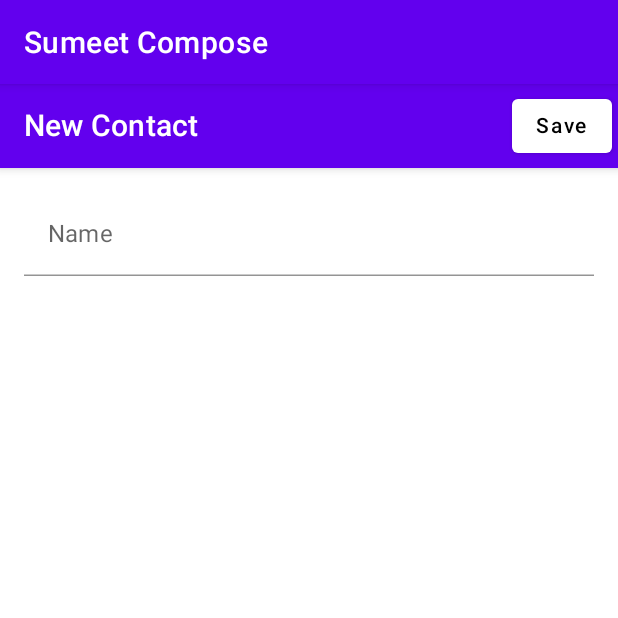
After one commit to samigehi/AndroidCleanArchitecture, an Android app built with Jetpack Compose: the CreateContactFragment screen opened through its navigation route, on a phone screen of 412 x 824 dp, the top half of it. The commit adds this screen. Run offline under Robolectric (Android 15) with nearby library versions, the phone set to English and light mode, and no system bars; our stand-ins replace Dagger/Hilt's generated code.

Commit message:
added example for compose with fragments and navigation controller

```diff
--- a/app/build.gradle
+++ b/app/build.gradle
@@ -51,6 +51,7 @@ dependencies {
     implementation "androidx.core:core-ktx:$core_ktx_version"
     //implementation("androidx.appcompat:appcompat:$appcompat_version")
 
+    implementation "androidx.appcompat:appcompat:1.3.1" // 1.7.0 is not compatible with below libs
     implementation "com.google.android.material:material:$material_version"
     implementation "androidx.constraintlayout:constraintlayout:$constraint_version"
 
@@ -69,6 +70,8 @@ dependencies {
     // for navigation and fragment
     implementation "androidx.navigation:navigation-compose:$navigation_version"
     implementation "androidx.core:core-ktx:$appcompat_version"
+    implementation "androidx.fragment:fragment-ktx:$core_ktx_version"
+    implementation "androidx.navigation:navigation-fragment-ktx:$navigation_version"
     implementation "androidx.navigation:navigation-ui-ktx:$navigation_version"
 
     // for local database
@@ -83,6 +86,7 @@ dependencies {
     kapt("com.google.dagger:hilt-android-compiler:$hilt_version")
     //implementation("androidx.hilt:hilt-navigation-compose:$compose_core_version")
     //implementation("androidx.hilt:hilt-lifecycle-viewmodel:1.0.0")
+    implementation("androidx.hilt:hilt-navigation-fragment:1.0.0")
 
 
     // Networking
--- a/app/src/main/AndroidManifest.xml
+++ b/app/src/main/AndroidManifest.xml
@@ -24,6 +24,7 @@
         </activity>
 
         <activity android:name=".app.main.MainComposeActivity" />
+        <activity android:name=".app.main.MainFragmentActivity" />
 
     </application>
 
--- /dev/null
+++ b/app/src/main/java/com/samigehi/koin/app/contacts/fragment/ContactListFragment.kt
@@ -0,0 +1,75 @@
+package com.samigehi.koin.app.contacts.fragment
+
+import android.os.Bundle
+import android.view.LayoutInflater
+import android.view.View
+import android.view.ViewGroup
+import androidx.compose.foundation.layout.*
+import androidx.compose.foundation.lazy.LazyColumn
+import androidx.compose.foundation.lazy.items
+import androidx.compose.material.*
+import androidx.compose.runtime.Composable
+import androidx.compose.runtime.LaunchedEffect
+import androidx.compose.ui.Modifier
+import androidx.compose.ui.platform.ComposeView
+import androidx.compose.ui.unit.dp
+import androidx.hilt.navigation.fragment.hiltNavGraphViewModels
+import androidx.navigation.NavController
+import androidx.navigation.findNavController
+import com.samigehi.koin.R
+import com.samigehi.koin.app.base.BaseFragment
+import com.samigehi.koin.app.contacts.viewmodel.ListContactsViewModel
+
+/**
+ * example to use compose with Fragment
+ * @author Sumeet Kumar
+ */
+class ContactListFragment : BaseFragment() {
+
+    val viewModel: ListContactsViewModel by hiltNavGraphViewModels(R.id.navigation_main)
+
+    override fun onCreateView(inflater: LayoutInflater, container: ViewGroup?, savedInstanceState: Bundle?): View? {
+        return ComposeView(requireContext()).apply {
+            setContent {
+                ContactListView(findNavController(), viewModel)
+            }
+        }
+    }
+
+    @Composable
+    fun ContactListView(navController: NavController, vm: ListContactsViewModel) {
+
+        LaunchedEffect(Unit) {
+            doInBackground {
+                vm.getContacts()
+            }
+        }
+
+        Scaffold(topBar = {
+            TopAppBar(title = {
+                Text("Contacts")
+            }, actions = {
+                Button(
+                    colors = ButtonDefaults.buttonColors(backgroundColor = MaterialTheme.colors.primaryVariant),
+                    onClick = {
+                        navController.navigate(R.id.action_list_fragment_to_create_fragment)
+                    }) {
+                    Text("Add")
+                }
+            })
+        }) { padding ->
+            Column(modifier = Modifier.padding(16.dp)) {
+                LazyColumn(modifier = Modifier.fillMaxHeight()) {
+                    items(vm.contacts) { item ->
+                        Row(modifier = Modifier.padding(16.dp)) {
+                            Text(item.id)
+                            Spacer(Modifier.width(5.dp))
+                            Text(item.name)
+                        }
+                        Divider()
+                    }
+                }
+            }
+        }
+    }
+}
--- /dev/null
+++ b/app/src/main/java/com/samigehi/koin/app/contacts/fragment/CreateContactFragment.kt
@@ -0,0 +1,82 @@
+package com.samigehi.koin.app.contacts.fragment
+
+import android.os.Bundle
+import android.view.LayoutInflater
+import android.view.View
+import android.view.ViewGroup
+import androidx.compose.foundation.layout.Column
+import androidx.compose.foundation.layout.fillMaxSize
+import androidx.compose.foundation.layout.padding
+import androidx.compose.material.*
+import androidx.compose.runtime.Composable
+import androidx.compose.ui.Alignment
+import androidx.compose.ui.Modifier
+import androidx.compose.ui.platform.ComposeView
+import androidx.compose.ui.unit.dp
+import androidx.hilt.navigation.fragment.hiltNavGraphViewModels
+import androidx.navigation.NavController
+import androidx.navigation.findNavController
+import com.samigehi.koin.R
+import com.samigehi.koin.app.base.BaseFragment
+import com.samigehi.koin.app.components.TextInput
+import com.samigehi.koin.app.contacts.viewmodel.CreateContactViewModel
+
+/**
+ * example to use compose with Fragment
+ * @author Sumeet Kumar
+ */
+class CreateContactFragment : BaseFragment() {
+
+    val viewModel: CreateContactViewModel by hiltNavGraphViewModels(R.id.navigation_main)
+
+    override fun onCreateView(inflater: LayoutInflater, container: ViewGroup?, savedInstanceState: Bundle?): View? {
+        return ComposeView(requireContext()).apply {
+            setContent {
+                CreateContactView(findNavController(), viewModel)
+            }
+        }
+    }
+
+    @Composable
+    fun CreateContactView(
+        navController: NavController,
+        vm: CreateContactViewModel
+    ) {
+        Scaffold(
+            topBar = {
+                TopAppBar(
+                    title = {
+                        Text("New Contact")
+                    }, actions = {
+                        Button(
+                            colors = ButtonDefaults.buttonColors(backgroundColor = MaterialTheme.colors.background),
+                            onClick = {
+                                doInBackground {
+                                    vm.createContact()
+                                    doOnUI {
+                                        navController.popBackStack()
+                                    }
+                                }
+
+                            }) {
+                            Text("Save")
+                        }
+                    }
+                )
+            }
+
+        )
+        { padding ->
+            Column(
+                horizontalAlignment = Alignment.CenterHorizontally,
+                modifier = Modifier
+                    .fillMaxSize()
+                    .padding(16.dp)
+            ) {
+                TextInput(vm.name, { value -> vm.onNameChange(value) }, "Name")
+            }
+        }
+    }
+
+
+}
--- /dev/null
+++ b/app/src/main/java/com/samigehi/koin/app/main/MainFragmentActivity.kt
@@ -0,0 +1,20 @@
+package com.samigehi.koin.app.main
+
+import android.os.Bundle
+import androidx.appcompat.app.AppCompatActivity
+import androidx.navigation.fragment.NavHostFragment
+import com.samigehi.koin.R
+import dagger.hilt.android.AndroidEntryPoint
+
+// use fragments and compose
+
+@AndroidEntryPoint
+class MainFragmentActivity : AppCompatActivity() {
+    override fun onCreate(savedInstanceState: Bundle?) {
+        super.onCreate(savedInstanceState)
+        setContentView(R.layout.activity_main)
+        //val navHostFragment = supportFragmentManager.findFragmentById(R.id.nav_host_fragment) as NavHostFragment
+        // val controller = findNavController(R.id.navigation_main)
+        //val navController = navHostFragment.navController
+    }
+}
--- a/app/src/main/res/layout/activity_main.xml
+++ b/app/src/main/res/layout/activity_main.xml
@@ -1,18 +1,19 @@
 <?xml version="1.0" encoding="utf-8"?>
 <androidx.constraintlayout.widget.ConstraintLayout xmlns:android="http://schemas.android.com/apk/res/android"
     xmlns:app="http://schemas.android.com/apk/res-auto"
-    xmlns:tools="http://schemas.android.com/tools"
     android:layout_width="match_parent"
-    android:layout_height="match_parent"
-    tools:context="com.samigehi.koin.ui.main.MainActivity">
+    android:layout_height="match_parent">
 
-    <TextView
-        android:layout_width="wrap_content"
-        android:layout_height="wrap_content"
-        android:text="Hello World!"
+    <androidx.fragment.app.FragmentContainerView
+        android:id="@+id/nav_host_fragment"
+        android:name="androidx.navigation.fragment.NavHostFragment"
+        android:layout_width="0dp"
+        android:layout_height="0dp"
+        app:defaultNavHost="true"
+        app:layout_constraintEnd_toEndOf="parent"
+        app:layout_constraintStart_toStartOf="parent"
         app:layout_constraintBottom_toBottomOf="parent"
-        app:layout_constraintLeft_toLeftOf="parent"
-        app:layout_constraintRight_toRightOf="parent"
-        app:layout_constraintTop_toTopOf="parent" />
+        app:layout_constraintTop_toTopOf="parent"
+        app:navGraph="@navigation/navigation_main" />
 
 </androidx.constraintlayout.widget.ConstraintLayout>
--- a/app/src/main/res/layout/fragment_item_details.xml
+++ b/app/src/main/res/layout/fragment_item_details.xml
@@ -18,12 +18,6 @@
         app:layout_constraintStart_toStartOf="parent"
         app:layout_constraintTop_toTopOf="parent">
 
-        <com.smarteist.autoimageslider.SliderView
-            android:id="@+id/imageSlider"
-            android:layout_width="match_parent"
-            android:layout_height="match_parent"
-            app:sliderAutoCycleDirection="back_and_forth"
-            app:sliderStartAutoCycle="false" />
 
     </androidx.cardview.widget.CardView>
 
--- /dev/null
+++ b/app/src/main/res/navigation/navigation_main.xml
@@ -0,0 +1,37 @@
+<?xml version="1.0" encoding="utf-8"?>
+<navigation xmlns:android="http://schemas.android.com/apk/res/android"
+    xmlns:app="http://schemas.android.com/apk/res-auto"
+    android:id="@+id/navigation_main"
+    app:startDestination="@id/list_fragment">
+
+    <fragment
+        android:id="@+id/list_fragment"
+        android:name="com.samigehi.koin.app.contacts.fragment.ContactListFragment"
+        android:label="Contacts">
+        <action
+            android:id="@+id/action_list_fragment_to_update_fragment"
+            app:destination="@id/update_fragment" />
+        <action
+            android:id="@+id/action_list_fragment_to_create_fragment"
+            app:destination="@id/create_fragment" />
+    </fragment>
+    <fragment
+        android:id="@+id/create_fragment"
+        android:name="com.samigehi.koin.app.contacts.fragment.CreateContactFragment"
+        android:label="Create Contact">
+        <action
+            android:id="@+id/action_create_fragment_to_list_fragment"
+            app:destination="@id/list_fragment" />
+    </fragment>
+    <fragment
+        android:id="@+id/update_fragment"
+        android:name="com.samigehi.koin.app.contacts.fragment.EditContactFragment"
+        android:label="Update Contact"
+
+        >
+        <action
+            android:id="@+id/action_update_fragment_to_list_fragment"
+            app:destination="@id/list_fragment" />
+    </fragment>
+
+</navigation>
```
Also changed, not shown: app/src/main/java/com/samigehi/koin/app/base/BaseFragment.kt (added, +97 -0 lines), app/src/main/java/com/samigehi/koin/app/contacts/fragment/EditContactFragment.kt (added, +82 -0 lines), 1 other file.
